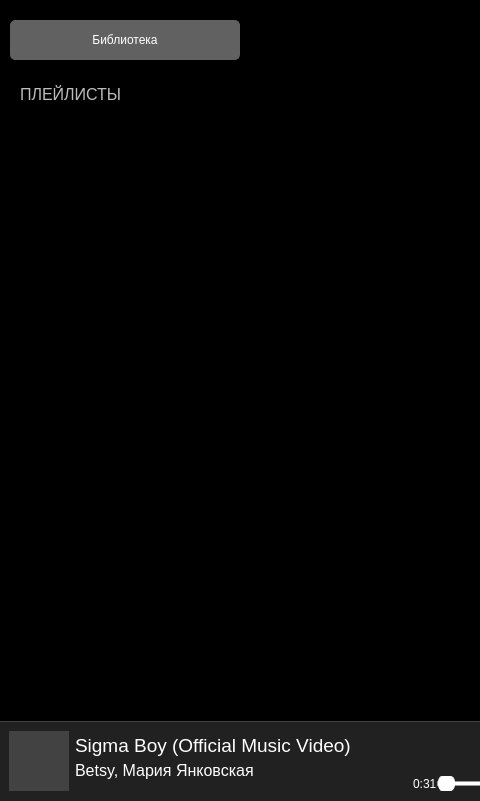
The window that Source/Widgets/MainWindow/mainwindow.ui (Stalker72742/MusicPlayer) describes before a commit, drawn with Qt 5; both pictures show x 0 to 480 and y 0 to 801 of the 1276 by 801 pixel window.
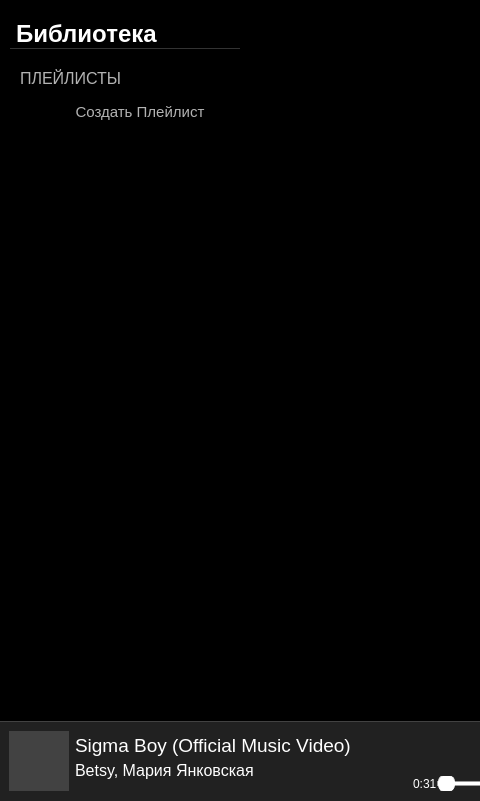
The same window after the commit.

Diff of the .ui file:
```diff
--- a/Source/Widgets/MainWindow/mainwindow.ui
+++ b/Source/Widgets/MainWindow/mainwindow.ui
@@ -140,25 +140,17 @@
                 </spacer>
                </item>
                <item>
-                <widget class="QPushButton" name="pushButton">
-                 <property name="sizePolicy">
-                  <sizepolicy hsizetype="Fixed" vsizetype="Fixed">
-                   <horstretch>0</horstretch>
-                   <verstretch>0</verstretch>
-                  </sizepolicy>
-                 </property>
-                 <property name="minimumSize">
-                  <size>
-                   <width>230</width>
-                   <height>40</height>
-                  </size>
+                <widget class="QLabel" name="label_5">
+                 <property name="font">
+                  <font>
+                   <pointsize>18</pointsize>
+                   <bold>true</bold>
+                  </font>
                  </property>
                  <property name="styleSheet">
                   <string notr="true">color: rgb(255, 255, 255);
-background-color: rgb(97, 97, 97);
-
-border: 1px solid rgb(97, 97, 97);
-border-radius: 5px;</string>
+background-color: rgba(255, 255, 255, 0);
+border-bottom: 1px solid #333;</string>
                  </property>
                  <property name="text">
                   <string>Библиотека</string>
@@ -206,7 +198,7 @@
                  <property name="sizeHint" stdset="0">
                   <size>
                    <width>20</width>
-                   <height>25</height>
+                   <height>20</height>
                   </size>
                  </property>
                 </spacer>
@@ -216,16 +208,77 @@
                  <property name="font">
                   <font>
                    <pointsize>12</pointsize>
+                   <bold>false</bold>
                   </font>
                  </property>
                  <property name="styleSheet">
-                  <string notr="true">color: rgb(189, 189, 189);</string>
+                  <string notr="true">color: #b3b3b3;</string>
                  </property>
                  <property name="text">
                   <string>ПЛЕЙЛИСТЫ</string>
                  </property>
                 </widget>
                </item>
+               <item>
+                <layout class="QHBoxLayout" name="horizontalLayout_8">
+                 <property name="leftMargin">
+                  <number>10</number>
+                 </property>
+                 <property name="topMargin">
+                  <number>0</number>
+                 </property>
+                 <property name="rightMargin">
+                  <number>0</number>
+                 </property>
+                 <property name="bottomMargin">
+                  <number>0</number>
+                 </property>
+                 <item>
+                  <widget class="QPushButton" name="pushButton">
+                   <property name="sizePolicy">
+                    <sizepolicy hsizetype="Preferred" vsizetype="Fixed">
+                     <horstretch>0</horstretch>
+                     <verstretch>0</verstretch>
+                    </sizepolicy>
+                   </property>
+                   <property name="minimumSize">
+                    <size>
+                     <width>0</width>
+                     <height>35</height>
+                    </size>
+                   </property>
+                   <property name="font">
+                    <font>
+                     <pointsize>11</pointsize>
+                    </font>
+                   </property>
+                   <property name="styleSheet">
+                    <string notr="true">QPushButton:hover {
+   background-color: #282828;
+   color: #ffffff;
+}
+
+QPushButton:default {
+    background-color: rgba(255, 255, 255, 0);
+	color: rgb(179, 179, 179);
+	border: px1 solid #b3b3b3;
+	border-radius: 4px;
+}
+
+QPushButton {
+    background-color: rgba(255, 255, 255, 0);
+	color: rgb(179, 179, 179);
+	border: px1 solid #b3b3b3;
+	border-radius: 4px;
+}</string>
+                   </property>
+                   <property name="text">
+                    <string>Создать Плейлист</string>
+                   </property>
+                  </widget>
+                 </item>
+                </layout>
+               </item>
               </layout>
              </widget>
             </item>
@@ -234,13 +287,16 @@
               <property name="widgetResizable">
                <bool>true</bool>
               </property>
+              <property name="alignment">
+               <set>Qt::AlignmentFlag::AlignLeading|Qt::AlignmentFlag::AlignLeft|Qt::AlignmentFlag::AlignVCenter</set>
+              </property>
               <widget class="QWidget" name="scrollAreaWidgetContents">
                <property name="geometry">
                 <rect>
                  <x>0</x>
                  <y>0</y>
                  <width>248</width>
-                 <height>600</height>
+                 <height>569</height>
                 </rect>
                </property>
               </widget>
```
